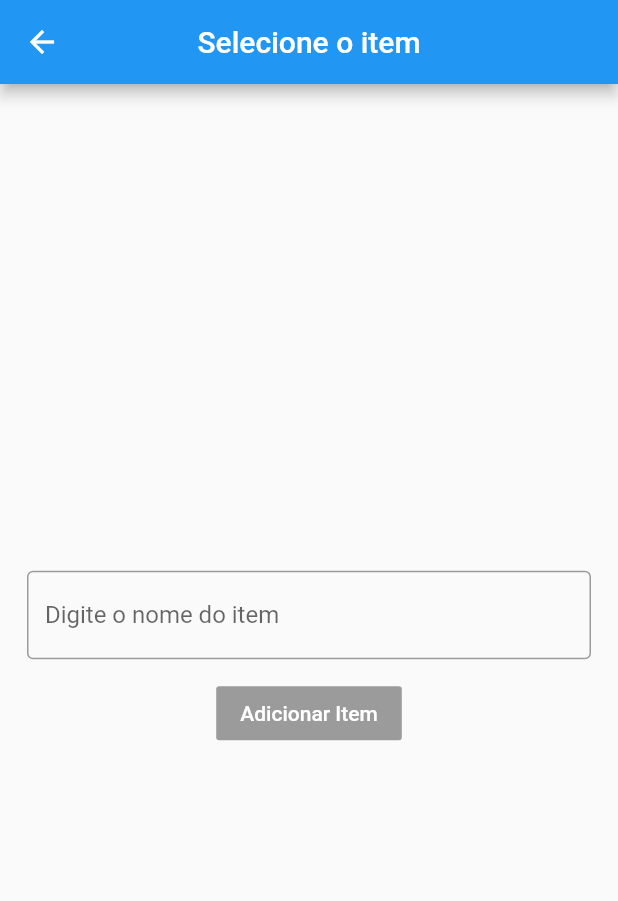
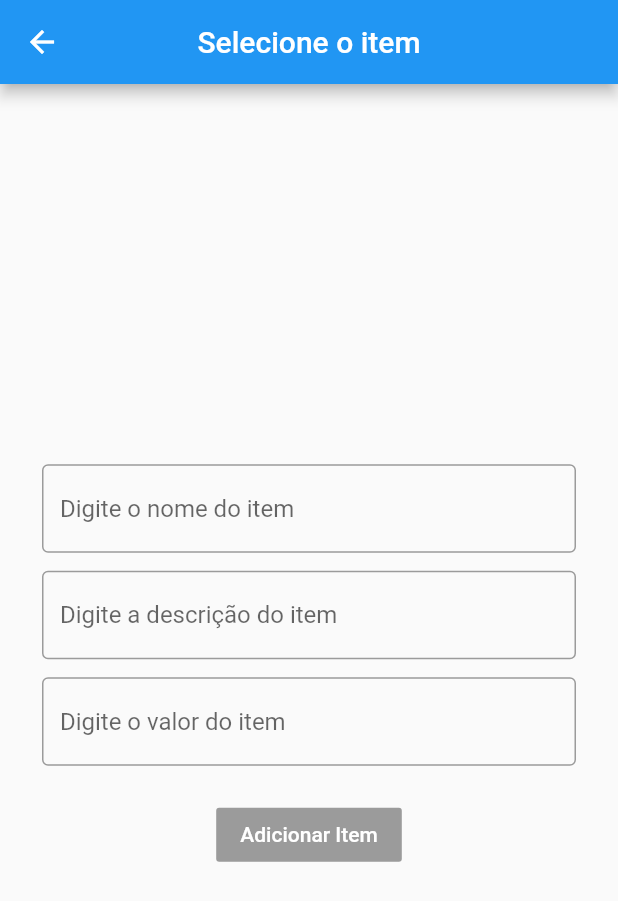
Before and after one commit to DellAcademyFlutter/flutter_grocery_list, a Flutter app: the CreateEditItemPage screen opened directly, on a phone screen of 412 x 824 dp. Shown: the top 901 px of the screen. Run offline on Flutter 3.47's test engine with Material 2 defaults, Android fonts, the phone set to English and light mode, and no system bars; our stand-ins replace get_it, shared_preferences; accounts and stored records are empty.

Commit message:
Modificações da versão 1.3.
Modificações da versão 1.3.

Requisitos implementados:
- 1. Refatoração de código.
-- 1.1 Desacoplamento das classes (a fim de deixá-las mais coesas).
-- 1.2 Adição de códigos de introdução ao armazenamento em local storage com Shared Preferences.
- 2. Implementalçao de alerta de confirmação de remoção de múltiplos elementos.
- 3. Inserção dos atributos descrição e preço no CRUD de itens.
- 4. Implementação melhorada da conversão de string para booleano.

```diff
--- a/lib/Models/item.dart
+++ b/lib/Models/item.dart
@@ -6,7 +6,7 @@ class Item {
   // Construtor da classe
   //****************************************************************************
   /// Construtor padrao da classe
-  Item({this.id, this.name, this.description, this.value});
+  Item({this.id, this.name, this.description, this.value, this.qtt});
 
   //****************************************************************************
   // Atributos da classe
--- a/lib/Viewers/add_item_page.dart
+++ b/lib/Viewers/add_item_page.dart
@@ -1,4 +1,5 @@
 import 'package:flutter/material.dart';
+import 'package:flutter/services.dart';
 import 'package:flutter_grocery_list/Models/cart.dart';
 import 'package:get_it/get_it.dart';
 import '../Models/item.dart';
@@ -16,23 +17,40 @@ class CreateEditItemPage extends StatefulWidget {
 
 /// [State] da pagina de adicao/edicao de [Item].
 class _CreateEditItemPageState extends State<CreateEditItemPage> {
-  TextEditingController textEditingController;
+  TextEditingController tecItemName;
+  TextEditingController tecItemDescription;
+  TextEditingController tecItemValue;
   String textHint = 'Adicionar Item';
+  String pageTitle = 'Selecione o item';
   String itemName = '';
+  String itemDescription = '';
+  double itemValue = 0.0;
+
   bool isEdit;
 
   @override
   // Inicializa o texto de edicao com base no estado 'edicao' ou 'adicao'.
   void initState() {
     isEdit = widget.item != null;
-    textEditingController =
-        TextEditingController(text: widget?.item?.name ?? '');
+    tecItemName = TextEditingController(text: widget?.item?.name ?? '');
+    tecItemDescription =
+        TextEditingController(text: widget?.item?.description ?? '');
+    tecItemValue = TextEditingController(
+        text: widget?.item?.value.toString() == 'null'
+            ? ''
+            : widget?.item?.value.toString());
+
     // Altera a label do botao de adicao/edicao
     setState(() {
       if (isEdit) {
+        itemName = widget.item.name;
+        itemDescription = widget.item.description;
+        itemValue = widget.item.value;
         textHint = 'Salvar modificações';
+        pageTitle = 'Atualize o item';
       } else {
         textHint = 'Adicionar Item';
+        pageTitle = 'Selecione o item';
       }
     });
     super.initState();
@@ -42,7 +60,7 @@ class _CreateEditItemPageState extends State<CreateEditItemPage> {
   Widget build(BuildContext context) {
     return Scaffold(
       appBar: AppBar(
-        title: Text('Selecione o item'),
+        title: Text(pageTitle),
         centerTitle: true,
       ),
       body: Padding(
@@ -52,37 +70,64 @@ class _CreateEditItemPageState extends State<CreateEditItemPage> {
           child: Column(
             mainAxisAlignment: MainAxisAlignment.center,
             children: <Widget>[
+              Container(
+                  child: Padding(
+                      padding: EdgeInsets.all(10.0),
+                      child: Column(children: [
                         TextField(
-                controller: textEditingController,
-                onChanged: (valor) => setState(() => itemName = valor),
+                          controller: tecItemName,
+                          onChanged: (valor) =>
+                              setState(() => itemName = valor),
                           decoration: InputDecoration(
                             border: OutlineInputBorder(),
                             hintText: 'Digite o nome do item',
                           ),
                         ),
                         SizedBox(height: 12),
+                        TextField(
+                          controller: tecItemDescription,
+                          onChanged: (valor) =>
+                              setState(() => itemDescription = valor),
+                          decoration: InputDecoration(
+                            border: OutlineInputBorder(),
+                            hintText: 'Digite a descrição do item',
+                          ),
+                        ),
+                        SizedBox(height: 12),
+                        TextField(
+                          controller: tecItemValue,
+                          keyboardType: TextInputType.numberWithOptions(
+                              signed: false, decimal: true),
+                          inputFormatters: [
+                            // ignore: deprecated_member_use
+                            WhitelistingTextInputFormatter(
+                                RegExp(r'^\d+\.?\d{0,2}')),
+                          ],
+                          onChanged: (valor) =>
+                              setState(() => itemValue = double.parse(valor)),
+                          decoration: InputDecoration(
+                            border: OutlineInputBorder(),
+                            hintText: 'Digite o valor do item',
+                          ),
+                        )
+                      ]))),
+              SizedBox(height: 12),
               RaisedButton(
-                onPressed: itemName != ''
+                onPressed:(itemName != '' || itemDescription != '')
                     ? () {
                         if (isEdit) {
                           // Realiza a edicao do item
-                          final editedItem = Item(
-                              id: widget.item.id,
-                              name: itemName,
-                              description: 'padrão',
-                              value: 3.50
-                          );
-
-                          widget.cart.updateItem(editedItem);
+                          if ((itemName != widget.item.name || itemDescription != widget.item.description || itemValue != widget.item.value))
+                          widget.cart.updateItem(widget.item.id, itemName,
+                              itemDescription, itemValue, widget.item.qtt);
                         } else {
+                          if (itemName != '' || itemDescription != ''){
                             // Realiza a adicao do item
-                          Item newItem = Item(
-                            id: widget.cart.itemList.length + 1,
-                            name: itemName,
-                            description: 'descrição padrão',
-                            value: 3.50,
-                          );
-                          widget.cart.addItem(newItem);
+                            widget.cart.addItem(widget.cart.itemList.length + 1,
+                                itemName, itemDescription, itemValue, 1);
+                          } else{
+                            return null;
+                          }
                         }
                         Navigator.of(context).pop();
                       }
--- a/lib/main.dart
+++ b/lib/main.dart
@@ -1,6 +1,7 @@
 import 'package:flutter/material.dart';
 import 'package:flutter_grocery_list/Viewers/home_page.dart';
 import 'package:flutter_grocery_list/shared/theme_model.dart';
+import 'package:flutter_grocery_list/shared_preferences/shared_prefs.dart';
 import 'package:get_it/get_it.dart';
 import 'Models/cart.dart';
 
@@ -20,10 +21,20 @@ class MyApp extends StatelessWidget {
         builder: (context, w) {
           return MaterialApp(
             title: 'Flutter Demo',
-            theme: GetIt.I<ThemeModel>().isDarkTheme ? Themes.highContrastTheme()
-            : Themes.defaultTheme(),
+            theme: GetIt.I<ThemeModel>().isDarkTheme
+                ? Themes.highContrastTheme()
+                : Themes.defaultTheme(),
             debugShowCheckedModeBanner: false,
             home: MyHomePage(title: 'Lista de Compras'),
+            builder: (context, child) {
+              final themeModel = GetIt.I<ThemeModel>();
+
+              SharedPrefs.read("isDarkTheme").then((value) {
+                themeModel.isDarkTheme = (value == "true");
+              });
+
+              return child;
+            },
           );
         });
   }
--- a/lib/shared/theme_model.dart
+++ b/lib/shared/theme_model.dart
@@ -1,5 +1,6 @@
 import 'package:flutter/cupertino.dart';
 import 'package:flutter/material.dart';
+import 'package:flutter_grocery_list/shared_preferences/shared_prefs.dart';
 
 class ThemeModel extends ChangeNotifier{
 
@@ -10,6 +11,7 @@ class ThemeModel extends ChangeNotifier{
   set isDarkTheme(bool value) {
     _isDarkTheme = value;
 
+    SharedPrefs.save("isDarkTheme", value.toString());
     notifyListeners();
   }
 
--- /dev/null
+++ b/lib/shared_preferences/shared_prefs.dart
@@ -0,0 +1,14 @@
+import 'package:shared_preferences/shared_preferences.dart';
+
+class SharedPrefs{
+
+  static Future save(String key, String value) async {
+    final prefs = await SharedPreferences.getInstance();
+    prefs.setString(key, value);
+  }
+
+  static Future<String> read(String key) async {
+    final prefs = await SharedPreferences.getInstance();
+    return prefs.getString(key) ?? '0';
+  }
+}
--- a/pubspec.yaml
+++ b/pubspec.yaml
@@ -22,6 +22,7 @@ environment:
 
 dependencies:
   get_it: ^5.0.1
+  shared_preferences: ^0.5.12+4
   flutter:
     sdk: flutter
 
```
Also changed, not shown: lib/Models/cart.dart (+30 -8 lines), lib/Viewers/home_page.dart (+63 -7 lines), lib/shared/math_utils.dart (added, +7 -0 lines), pubspec.lock. Lines whose indentation alone changed are shown as unchanged.
